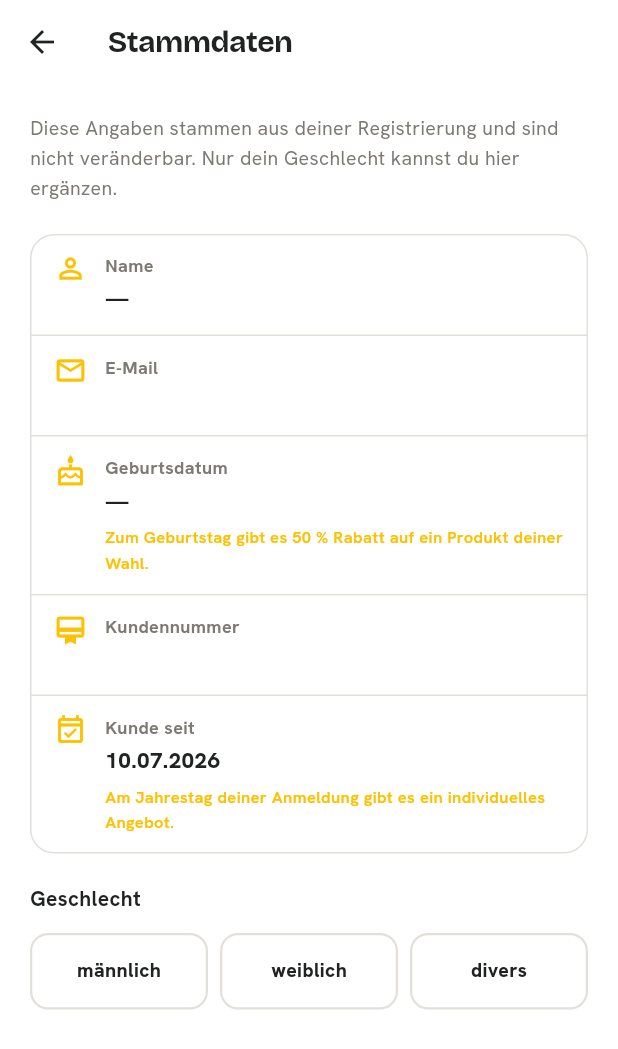
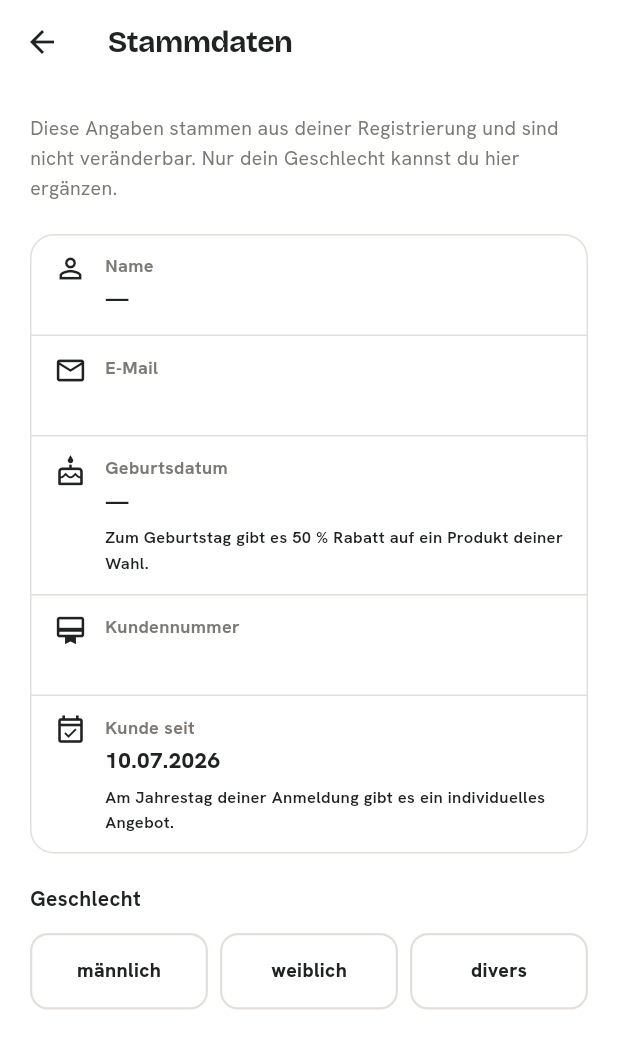
Before and after one commit to Blume1805/B-rdesnack24-, a Flutter app: the MasterDataScreen screen opened directly, on a phone screen of 412 x 824 dp. Shown: the top 1049 px of the screen. Run offline on Flutter 3.47's test engine with Material 3 defaults, Android fonts, the phone set to English and light mode, and no system bars; our stand-ins replace connectivity_plus, equatable, file_picker, flutter_riverpod, go_router, google_fonts and 4 more; accounts and stored records are empty; generated files the repository leaves out were written again.

Commit message:
style(offers+stammdaten): Aktivieren-Button grün, Stammdaten-Icons/Hinweise schwarz
- Aktivieren-Button (Wochenangebot + persönliches Angebot) statt Gold jetzt
  Grün (statusPositive) mit weißer Schrift/Icon.
- Stammdaten: Icons und Hinweistexte von Gold auf Ink umgestellt.

```diff
--- a/apps/mobile/lib/features/customer/presentation/screens/master_data_screen.dart
+++ b/apps/mobile/lib/features/customer/presentation/screens/master_data_screen.dart
@@ -171,7 +171,7 @@ class _DataRow extends StatelessWidget {
       child: Row(
         crossAxisAlignment: CrossAxisAlignment.start,
         children: [
-          Icon(icon, size: 22, color: AppColors.brand),
+          Icon(icon, size: 22, color: AppColors.ink),
           const SizedBox(width: AppSpacing.s3),
           Expanded(
             child: Column(
@@ -201,7 +201,7 @@ class _DataRow extends StatelessWidget {
                     style: AppTypography.body(
                       size: 11,
                       weight: FontWeight.w600,
-                      color: AppColors.brand,
+                      color: AppColors.ink,
                     ),
                   ),
                 ],
```
Also changed, not shown: apps/mobile/lib/features/customer/presentation/screens/offers_tab.dart (+8 -7 lines).
